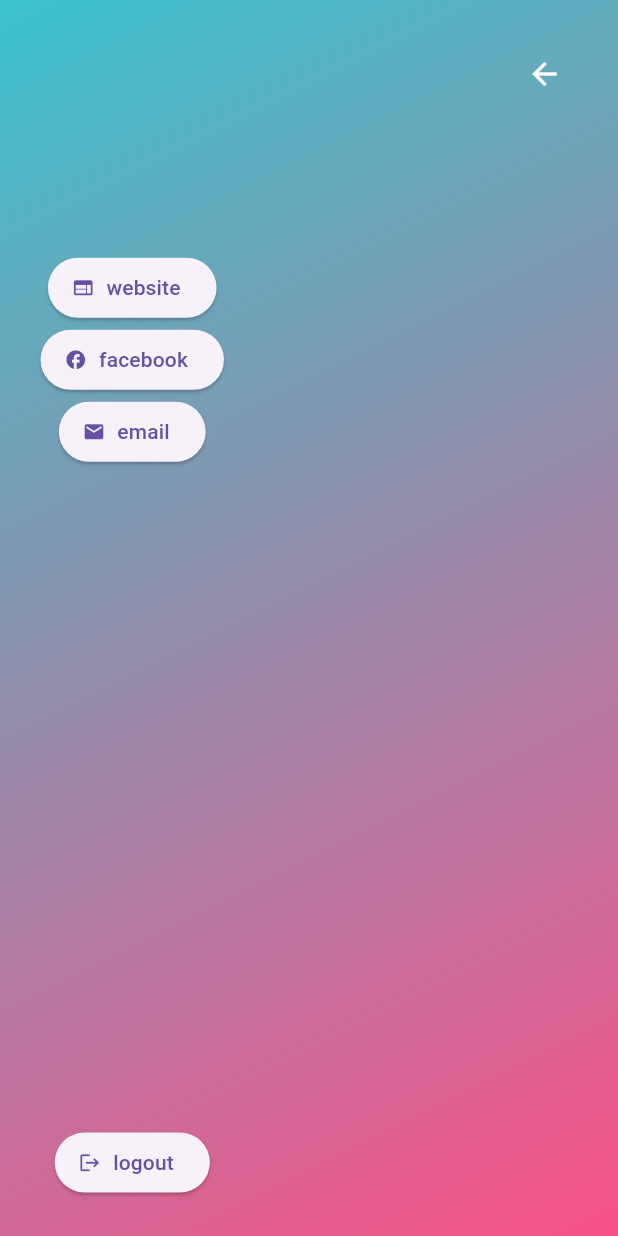
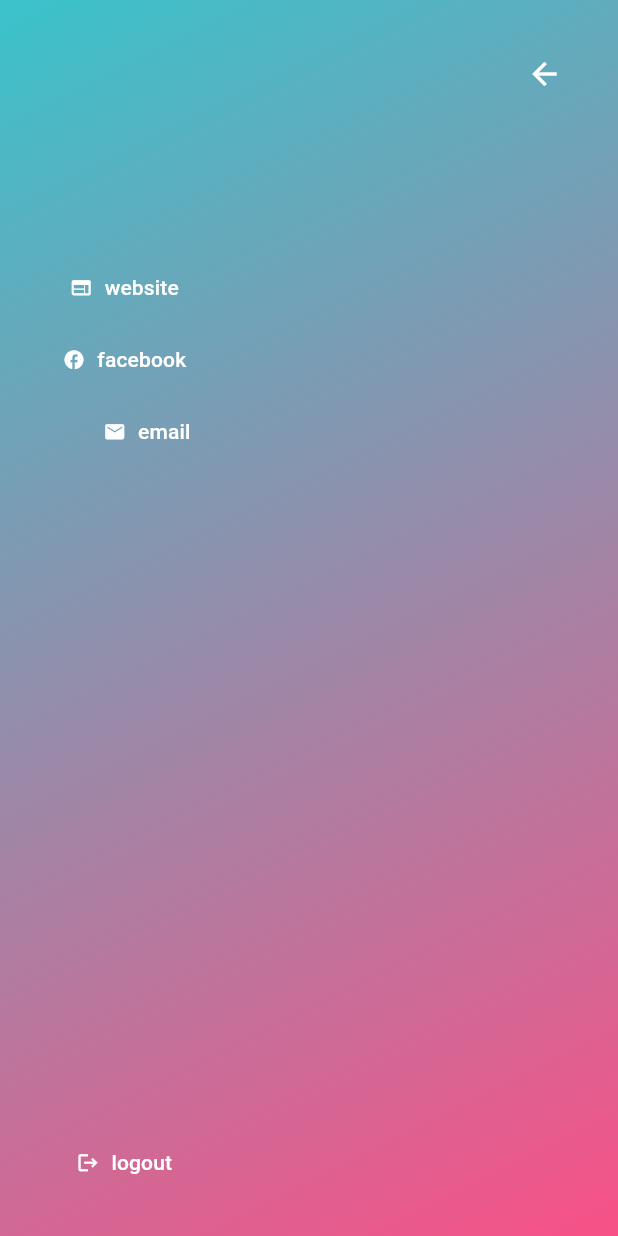
Before and after one commit to NouurhanAbuGhali/education_app, a Flutter app: the MenuScreen widget shown alone on an empty page, opened directly, on a phone screen of 412 x 824 dp. Run offline on Flutter 3.47's test engine with Material 3 defaults, Android fonts, the light colour scheme and no system bars; our stand-ins replace cloud_firestore, firebase_auth, firebase_core, firebase_storage, flutter_svg, flutter_zoom_drawer and 3 more; accounts and stored records are empty; project files that could hold a hidden picture were left out.

Commit message:
fourth edit

```diff
--- a/lib/screens/home/menu_screen.dart
+++ b/lib/screens/home/menu_screen.dart
@@ -38,7 +38,7 @@ class MenuScreen extends GetView<MyZoomDrawerController> {
                 bottom: 0,
                 child: Padding(
                   padding: EdgeInsets.only(
-                    right: MediaQuery.of(context).size.width,
+                    right: MediaQuery.of(context).size.width * 0.3,
                   ),
                   child: Column(
                     children: [
@@ -54,7 +54,7 @@ class MenuScreen extends GetView<MyZoomDrawerController> {
                                 ),
                               ),
                       ),
-                      const Spacer(),
+                      const Spacer(flex: 1),
                       _DreamButton(
                         icon: Icons.web,
                         label: "website",
@@ -65,10 +65,13 @@ class MenuScreen extends GetView<MyZoomDrawerController> {
                         label: "facebook",
                         onPressed: () => controller.facebook(),
                       ),
-                      _DreamButton(
-                        icon: Icons.email,
-                        label: "email",
-                        onPressed: () => controller.email(),
+                      Padding(
+                        padding: const EdgeInsets.only(left: 30.0),
+                        child: _DreamButton(
+                          icon: Icons.email,
+                          label: "email",
+                          onPressed: () => controller.email(),
+                        ),
                       ),
                       const Spacer(flex: 4),
                       _DreamButton(
@@ -102,7 +105,7 @@ class _DreamButton extends StatelessWidget {
 
   @override
   Widget build(BuildContext context) {
-    return ElevatedButton.icon(
+    return TextButton.icon(
       onPressed: onPressed,
       label: Text(label),
       icon: Icon(icon, size: 15),
--- a/lib/screens/home/question_card.dart
+++ b/lib/screens/home/question_card.dart
@@ -23,7 +23,7 @@ class QuestionCard extends GetView<QuestionPapaerController> {
       ),
       child: InkWell(
         onTap: () {
-          controller.navigateToQuestions(paper: model);
+          controller.navigateToQuestions(paper: model, tryAgain: true);
           // print("${model.title}");
         },
         child: Padding(
@@ -98,7 +98,7 @@ class QuestionCard extends GetView<QuestionPapaerController> {
                                       ? Colors.white
                                       : Theme.of(
                                           context,
-                                        ).primaryColor.withOpacity(.3),
+                                        ).primaryColor.withValues(alpha: .5),
                                 ),
                               ),
                             ),
```
Also changed, not shown: lib/controllers/auth_controller.dart (+27 -28 lines), lib/widgets/dialogs/dialogs_widget.dart (+2 -9 lines).
